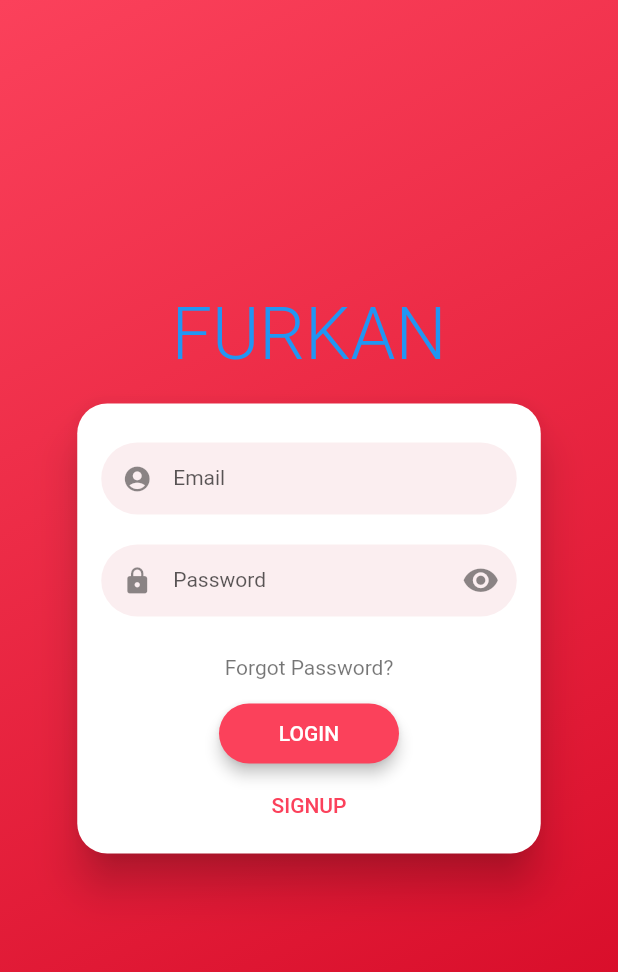
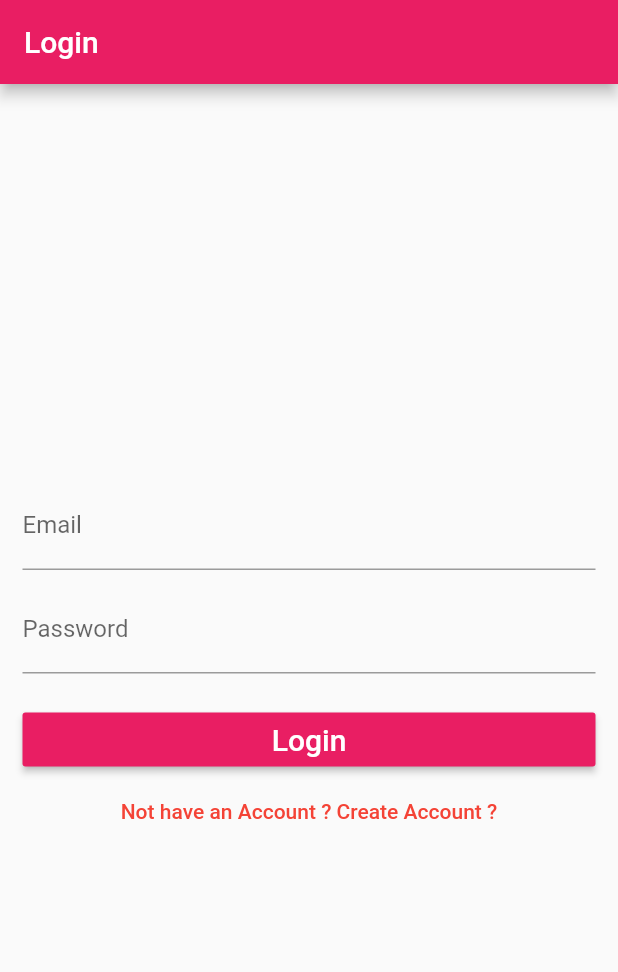
Before and after one commit to FNTUNA37/kalamoza_defteri, a Flutter app: the screen it shows after launch, on a phone screen of 412 x 824 dp. Shown: the top 972 px of the screen. Run offline on Flutter 3.47's test engine with Material 2 defaults, Android fonts, the light colour scheme and no system bars; drawn by our look-alikes of flutter_login; our stand-ins replace firebase_auth; accounts and stored records are empty.

Commit message:
loginpage firebase

```diff
--- a/lib/authentication.dart
+++ b/lib/authentication.dart
@@ -1,10 +1,9 @@
 import 'package:firebase_auth/firebase_auth.dart';
-import 'package:flutter_login/flutter_login.dart';
 
 abstract class BaseAuth {
-  Future<String> signIn(LoginData data);
+  Future<String> signIn(String email, String password);
 
-  Future<String> signUp(LoginData data);
+  Future<String> signUp(String email, String password);
 
   Future<FirebaseUser> getCurrentUser();
 
@@ -18,17 +17,17 @@ abstract class BaseAuth {
 class Auth implements BaseAuth {
   final FirebaseAuth _firebaseAuth = FirebaseAuth.instance;
 
-  Future<String> signIn(LoginData data) async {
+  Future<String> signIn(String email, String password) async {
     AuthResult result = await _firebaseAuth.signInWithEmailAndPassword(
-        email: data.name, password: data.password);
+        email: email, password: password);
     FirebaseUser user = result.user;
     print(user.uid);
     return user.uid;
   }
 
-  Future<String> signUp(LoginData data) async {
+  Future<String> signUp(String email, String password) async {
     AuthResult result = await _firebaseAuth.createUserWithEmailAndPassword(
-        email: data.name, password: data.password);
+        email: email, password: password);
     FirebaseUser user = result.user;
     print(user.uid);
     return user.uid;
--- a/lib/main.dart
+++ b/lib/main.dart
@@ -1,6 +1,6 @@
 import 'package:flutter/material.dart';
-
-import 'screen/login_page.dart';
+import 'package:kalamoza_defteri/authentication.dart';
+import 'package:kalamoza_defteri/mapping.dart';
 
 void main() => runApp(MyApp());
 
@@ -10,9 +10,11 @@ class MyApp extends StatelessWidget {
   Widget build(BuildContext context) {
     return MaterialApp(
       theme: ThemeData(
-        primaryColor: Color(0xFFFB415B),
+        primarySwatch: Colors.pink,
       ),
-      home: LoginPage(),
+      home: MappingPage(
+        auth: Auth(),
+      ),
     );
   }
 }
--- /dev/null
+++ b/lib/mapping.dart
@@ -0,0 +1,63 @@
+import 'package:flutter/material.dart';
+import 'package:kalamoza_defteri/authentication.dart';
+import 'package:kalamoza_defteri/screen/home_page.dart';
+import 'package:kalamoza_defteri/screen/login_page.dart';
+
+class MappingPage extends StatefulWidget {
+  final BaseAuth auth;
+
+  MappingPage({this.auth});
+
+  State<StatefulWidget> createState() {
+    return _MappingPageState();
+  }
+}
+
+enum AutStatus {
+  notSignedIn,
+  signedIn,
+}
+
+class _MappingPageState extends State<MappingPage> {
+  AutStatus autStatus = AutStatus.notSignedIn;
+
+  @override
+  void initState() {
+    super.initState();
+    widget.auth.getCurrentUser().then((firebaseUserId) {
+      setState(() {
+        autStatus =
+            firebaseUserId == null ? AutStatus.notSignedIn : AutStatus.signedIn;
+      });
+    });
+  }
+
+  void _signedIn() {
+    setState(() {
+      autStatus = AutStatus.signedIn;
+    });
+  }
+
+  void _signedOut() {
+    setState(() {
+      autStatus = AutStatus.notSignedIn;
+    });
+  }
+
+  @override
+  Widget build(BuildContext context) {
+    switch (autStatus) {
+      case AutStatus.notSignedIn:
+        return new LoginPage(
+          auth: widget.auth,
+          onSignedIn: _signedIn,
+        );
+      case AutStatus.signedIn:
+        return new HomePage(
+          auth: widget.auth,
+          onSignedOut: _signedOut,
+        );
+    }
+    return null;
+  }
+}
--- a/lib/screen/login_page.dart
+++ b/lib/screen/login_page.dart
@@ -1,27 +1,163 @@
 import 'package:flutter/material.dart';
-import 'package:flutter_login/flutter_login.dart';
 import 'package:kalamoza_defteri/authentication.dart';
 
 class LoginPage extends StatefulWidget {
   @override
   _LoginPageState createState() => _LoginPageState();
+  LoginPage({this.auth, this.onSignedIn});
+  final BaseAuth auth;
+  final VoidCallback onSignedIn;
+}
+
+enum FormType {
+  login,
+  register,
 }
 
 class _LoginPageState extends State<LoginPage> {
-  Auth auth = Auth();
-  LoginData data;
+  final formKey = new GlobalKey<FormState>();
+  FormType _formType = FormType.login;
+  String _email = '';
+  String _password = '';
+  bool validateAndSave() {
+    final form = formKey.currentState;
+    if (form.validate()) {
+      form.save();
+      return true;
+    } else {
+      return false;
+    }
+  }
+
+  void validateAndSubmit() async {
+    if (validateAndSave()) {
+      try {
+        if (_formType == FormType.login) {
+          String userId = await widget.auth.signIn(_email, _password);
+          print('Login UserId= ' + userId);
+        } else {
+          String userId = await widget.auth.signUp(_email, _password);
+          print('Register UserId= ' + userId);
+        }
+        widget.onSignedIn();
+      } catch (e) {
+        print('Error= ' + e.toString());
+      }
+    }
+  }
+
+  void moveToRegister() {
+    formKey.currentState.reset();
+    setState(() {
+      _formType = FormType.register;
+    });
+  }
+
+  void moveToLogin() {
+    formKey.currentState.reset();
+    setState(() {
+      _formType = FormType.login;
+    });
+  }
 
   @override
   Widget build(BuildContext context) {
-    return FlutterLogin(
-      title: 'FURKAN',
-      onLogin: (_) => auth.signIn(data),
-      onSignup: (_) => auth.signUp(data),
-      onSubmitAnimationCompleted: () {
-        Navigator.of(context).pushReplacement(MaterialPageRoute(
-          builder: (context) => LoginPage(),
-        ));
-      },
+    return Scaffold(
+      appBar: AppBar(
+        title: Text('Login'),
+      ),
+      body: Container(
+        margin: EdgeInsets.all(15.0),
+        child: Form(
+          key: formKey,
+          child: Column(
+            crossAxisAlignment: CrossAxisAlignment.stretch,
+            children: createInputs() + createButtons(),
+          ),
+        ),
+      ),
+    );
+  }
+
+  List<Widget> createInputs() {
+    return [
+      SizedBox(
+        height: 10.0,
+      ),
+      logo(),
+      SizedBox(
+        height: 20.0,
+      ),
+      TextFormField(
+        decoration: InputDecoration(labelText: 'Email'),
+        validator: (value) {
+          return value.isEmpty ? 'Email is required' : null;
+        },
+        onSaved: (value) {
+          return _email = value;
+        },
+      ),
+      SizedBox(
+        height: 10.0,
+      ),
+      TextFormField(
+        decoration: InputDecoration(labelText: 'Password'),
+        obscureText: true,
+        validator: (value) {
+          return value.isEmpty ? 'Password is required' : null;
+        },
+        onSaved: (value) {
+          return _password = value;
+        },
+      ),
+      SizedBox(
+        height: 20.0,
+      ),
+    ];
+  }
+
+  List<Widget> createButtons() {
+    if (_formType == FormType.login) {
+      return [
+        RaisedButton(
+          child: Text('Login', style: TextStyle(fontSize: 20.0)),
+          textColor: Colors.white,
+          color: Colors.pink,
+          onPressed: validateAndSubmit,
+        ),
+        FlatButton(
+          child: Text('Not have an Account ? Create Account ?',
+              style: TextStyle(fontSize: 14.0)),
+          textColor: Colors.red,
+          onPressed: moveToRegister,
+        )
+      ];
+    } else {
+      return [
+        RaisedButton(
+          child: Text('Create Account', style: TextStyle(fontSize: 20.0)),
+          textColor: Colors.white,
+          color: Colors.pink,
+          onPressed: validateAndSubmit,
+        ),
+        FlatButton(
+          child: Text('Already have an Account ? Login',
+              style: TextStyle(fontSize: 14.0)),
+          textColor: Colors.red,
+          onPressed: moveToLogin,
+        )
+      ];
+    }
+  }
+
+  Widget logo() {
+    return Hero(
+      tag: 'hero',
+      child: CircleAvatar(
+        backgroundColor: Colors.transparent,
+        radius: 110.0,
+        child: null,
+      ),
     );
   }
 }
--- a/pubspec.yaml
+++ b/pubspec.yaml
@@ -23,7 +23,6 @@ dependencies:
   # The following adds the Cupertino Icons font to your application.
   # Use with the CupertinoIcons class for iOS style icons.
   cupertino_icons: ^0.1.2
-  flutter_login: ^1.0.10+1
   firebase_auth: ^0.15.2
 
 dev_dependencies:
```
Also changed, not shown: lib/screen/home_page.dart (added, +34 -0 lines), pubspec.lock.
